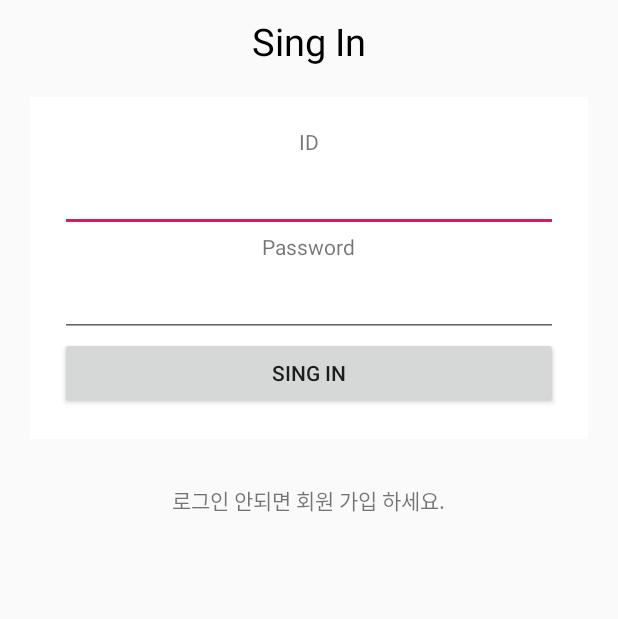
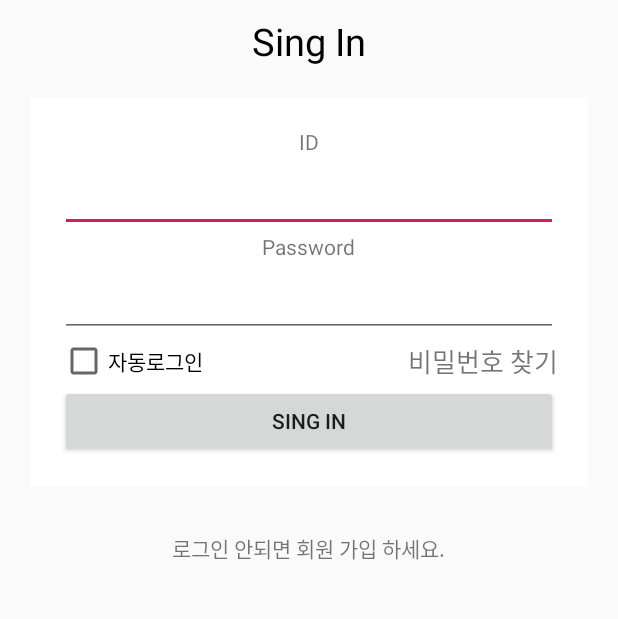
Before and after one commit to honget/LoginServerConectExample, an Android app: the screen it shows after launch (LoginActivity), on a phone screen of 412 x 824 dp, the part 264-883 px from its top. Run offline under Robolectric (Android 15) with nearby library versions, the phone set to English and light mode, and no system bars; our stand-ins replace data binding; 1 statement that could not run was skipped.

Commit message:
로그인 성공시 자동 로그인 체크시 저장기능

```diff
--- a/app/src/main/java/com/example/loginserverconectexample/utills/ContextUtill.java
+++ b/app/src/main/java/com/example/loginserverconectexample/utills/ContextUtill.java
@@ -14,7 +14,7 @@ public class ContextUtill {
      * 이 메모에서 다루는 항목들의 리스트를 변수로 생성.
      */
     private  static final String USER_INPUT_ID = "USER_INPUT_ID";
-    private  static final String USER_INPUT_PW = "USER_INPUT_PW";
+    private  static final String USER_TOKEN = "USER_TOKEN";
 
     /**
      * 실제로 각각의 항목을 저장/불러오는 기능
@@ -43,8 +43,8 @@ public class ContextUtill {
         return pref.getString(USER_INPUT_ID, "");
     }
 
-    // setter : ID를 저장하는 id_setter
-    public static void setUserInputPw(Context context, String inputPw){
+    // setter : TOKEN를 저장하는 token_setter
+    public static void setUserToken(Context context, String inputToken){
 
         // 메모장 파일을 여는 작업
         SharedPreferences pref = context.getSharedPreferences(PREF_NM, Context.MODE_PRIVATE);
@@ -52,18 +52,18 @@ public class ContextUtill {
         // 실제 데이터 저장
 
         //수정 시작
-        pref.edit().putString(USER_INPUT_PW, inputPw).apply();
+        pref.edit().putString(USER_TOKEN, inputToken).apply();
 
     }
 
-    // getter : 저장된 id 있으면 불러오는 기능
-    public static String getUserInputPw(Context context){
+    // getter : 저장된 Token 있으면 불러오는 기능
+    public static String getUserToken(Context context){
 
         // 메모장 파일을 여는 작업
         SharedPreferences pref = context.getSharedPreferences(PREF_NM, Context.MODE_PRIVATE);
 
         // 키, null 일경우 값
-        return pref.getString(USER_INPUT_PW, "");
+        return pref.getString(USER_TOKEN, "");
     }
 
 }
--- a/app/src/main/res/layout/activity_login.xml
+++ b/app/src/main/res/layout/activity_login.xml
@@ -64,6 +64,30 @@
                 android:lines="1"
                 />
 
+            <LinearLayout
+                android:layout_width="match_parent"
+                android:layout_height="wrap_content"
+                android:orientation="horizontal"
+                >
+
+                <CheckBox
+                    android:id="@+id/autoLginChkB"
+                    android:layout_width="wrap_content"
+                    android:layout_height="wrap_content"
+                    android:text="자동로그인"
+                    />
+
+                <TextView
+                    android:id="@+id/forgetPw"
+                    android:layout_width="match_parent"
+                    android:layout_height="match_parent"
+                    android:gravity="right|center_vertical"
+                    android:textSize="17sp"
+                    android:text="비밀번호 찾기"
+                    />
+
+            </LinearLayout>
+
             <Button
                 android:id="@+id/singBtn"
                 android:layout_width="match_parent"
```
Also changed, not shown: app/src/main/java/com/example/loginserverconectexample/LoginActivity.java (+47 -2 lines).
